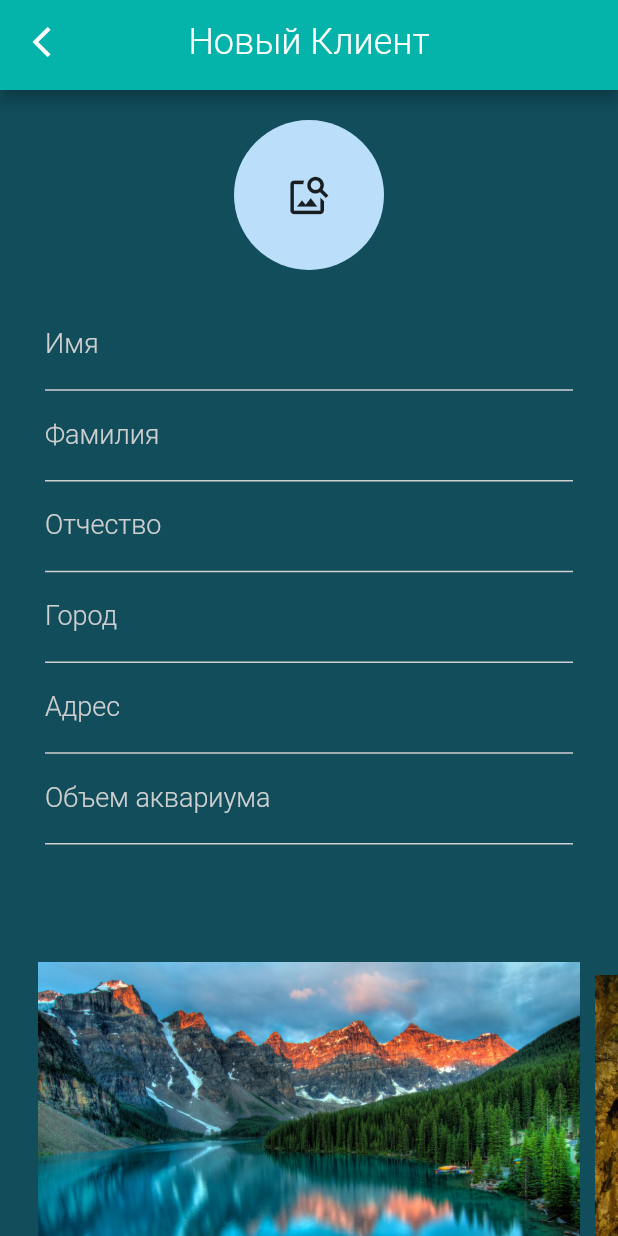
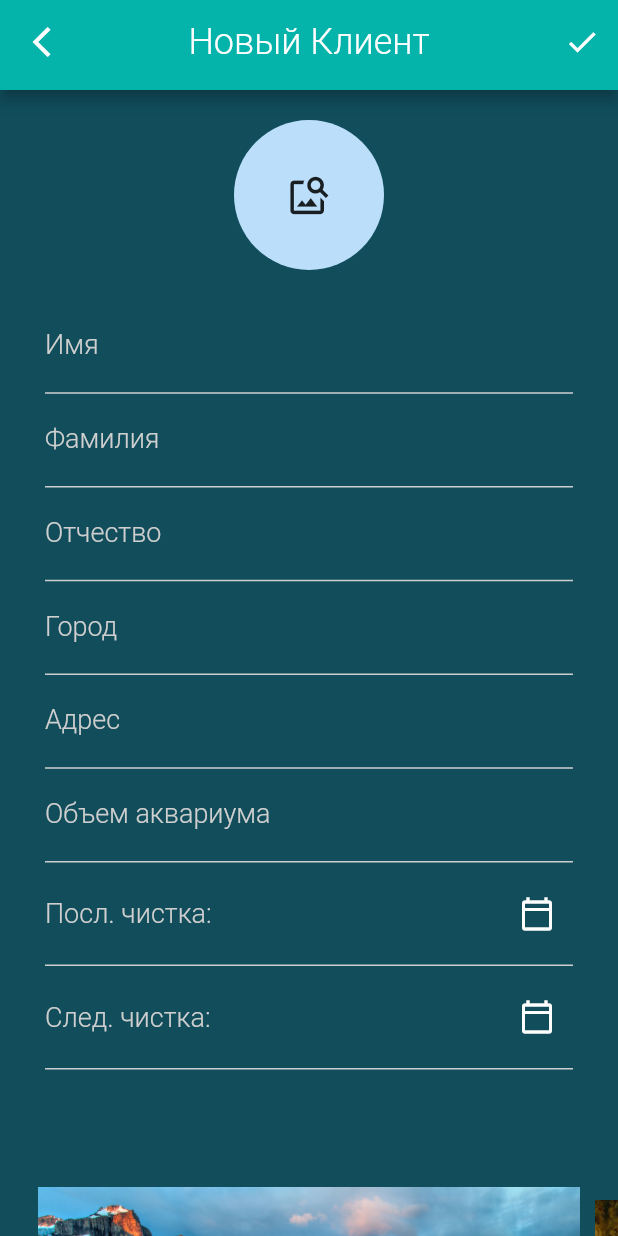
Before and after one commit to bytes7bytes7/aqua_service, a Flutter app: the ClientsScreen screen opened directly, after a tap on the "add" icon, on a phone screen of 412 x 824 dp. Run offline on Flutter 3.47's test engine with Material 2 defaults, Android fonts, the phone set to English and light mode, and no system bars; drawn by our look-alikes of carousel_slider; our stand-ins replace flutter_svg.

Commit message:
added client model & popup menu

```diff
--- /dev/null
+++ b/lib/models/client_model.dart
@@ -0,0 +1,23 @@
+class Client {
+  String name;
+  String surname;
+  String middleName;
+  String city;
+  String address;
+  String volume;
+  String previousDate;
+  String nextDate;
+  List<String> images;
+
+  Client.fromMap(Map<String, dynamic> map) {
+    name = map['name'] ?? '';
+    surname = map['surname'] ?? '';
+    middleName = map['middleName'] ?? '';
+    city = map['city'] ?? '';
+    address = map['address'] ?? '';
+    volume = map['volume'] ?? '';
+    previousDate = map['previousDate'] ?? '';
+    nextDate = map['nextDate'] ?? '';
+    images = map['images'] ?? [];
+  }
+}
--- a/lib/screens/create_client.dart
+++ b/lib/screens/client_info_screen.dart
@@ -1,14 +1,23 @@
 import 'package:flutter/material.dart';
+import 'package:flutter/services.dart';
 import 'package:carousel_slider/carousel_slider.dart';
+import 'global/next_page_route.dart';
+import '../models/client_model.dart';
 
-import 'global/next_page_route.dart';
+class ClientInfoScreen extends StatelessWidget {
+  ClientInfoScreen({
+    @required this.title,
+    this.client,
+  });
 
-class CreateClientScreen extends StatelessWidget {
+  final String title;
+  final Client client;
+
   @override
   Widget build(BuildContext context) {
     return Scaffold(
-      appBar: _AppBar(),
-      body: _Body(),
+      appBar: _AppBar(title: title),
+      body: _Body(client: client),
     );
   }
 }
@@ -19,7 +28,10 @@ class _AppBar extends StatelessWidget implements PreferredSizeWidget {
 
   const _AppBar({
     Key key,
+    @required this.title,
   }) : super(key: key);
+
+  final String title;
 
   @override
   Widget build(BuildContext context) {
@@ -27,7 +39,7 @@ class _AppBar extends StatelessWidget implements PreferredSizeWidget {
       elevation: 4.0,
       backgroundColor: Theme.of(context).primaryColor,
       title: Text(
-        'Новый Клиент',
+        title,
         style: Theme.of(context).textTheme.headline2,
       ),
       centerTitle: true,
@@ -40,11 +52,24 @@ class _AppBar extends StatelessWidget implements PreferredSizeWidget {
           Navigator.pop(context);
         },
       ),
+      actions: [
+        IconButton(
+          icon: Icon(
+            Icons.done,
+            color: Theme.of(context).focusColor,
+          ),
+          onPressed: () {},
+        ),
+      ],
     );
   }
 }
 
 class _Body extends StatefulWidget {
+  _Body({Key key, this.client}) : super(key: key);
+
+  final Client client;
+
   @override
   __BodyState createState() => __BodyState();
 }
@@ -80,7 +105,9 @@ class __BodyState extends State<_Body> {
                 ),
                 SizedBox(height: 20.0),
                 TextField(
-                  controller: TextEditingController(),
+                  controller: TextEditingController(
+                      text: (widget.client != null) ? widget.client.name : ''),
+                  style: Theme.of(context).textTheme.bodyText1,
                   decoration: InputDecoration(
                     labelText: 'Имя',
                     labelStyle: Theme.of(context).textTheme.headline3,
@@ -91,7 +118,10 @@ class __BodyState extends State<_Body> {
                   ),
                 ),
                 TextField(
-                  controller: TextEditingController(),
+                  controller: TextEditingController(
+                      text:
+                          (widget.client != null) ? widget.client.surname : ''),
+                  style: Theme.of(context).textTheme.bodyText1,
                   decoration: InputDecoration(
                     labelText: 'Фамилия',
                     labelStyle: Theme.of(context).textTheme.headline3,
@@ -102,7 +132,11 @@ class __BodyState extends State<_Body> {
                   ),
                 ),
                 TextField(
-                  controller: TextEditingController(),
+                  controller: TextEditingController(
+                      text: (widget.client != null)
+                          ? widget.client.middleName
+                          : ''),
+                  style: Theme.of(context).textTheme.bodyText1,
                   decoration: InputDecoration(
                     labelText: 'Отчество',
                     labelStyle: Theme.of(context).textTheme.headline3,
@@ -113,7 +147,9 @@ class __BodyState extends State<_Body> {
                   ),
                 ),
                 TextField(
-                  controller: TextEditingController(),
+                  controller: TextEditingController(
+                      text: (widget.client != null) ? widget.client.city : ''),
+                  style: Theme.of(context).textTheme.bodyText1,
                   decoration: InputDecoration(
                     labelText: 'Город',
                     labelStyle: Theme.of(context).textTheme.headline3,
@@ -124,7 +160,10 @@ class __BodyState extends State<_Body> {
                   ),
                 ),
                 TextField(
-                  controller: TextEditingController(),
+                  controller: TextEditingController(
+                      text:
+                          (widget.client != null) ? widget.client.address : ''),
+                  style: Theme.of(context).textTheme.bodyText1,
                   decoration: InputDecoration(
                     labelText: 'Адрес',
                     labelStyle: Theme.of(context).textTheme.headline3,
@@ -135,7 +174,10 @@ class __BodyState extends State<_Body> {
                   ),
                 ),
                 TextField(
-                  controller: TextEditingController(),
+                  controller: TextEditingController(
+                      text:
+                          (widget.client != null) ? widget.client.volume : ''),
+                  style: Theme.of(context).textTheme.bodyText1,
                   keyboardType: TextInputType.number,
                   decoration: InputDecoration(
                     labelText: 'Объем аквариума',
@@ -144,6 +186,58 @@ class __BodyState extends State<_Body> {
                       borderSide:
                           BorderSide(color: Theme.of(context).disabledColor),
                     ),
+                  ),
+                ),
+                Container(
+                  padding: const EdgeInsets.symmetric(vertical: 10.0),
+                  width: double.infinity,
+                  decoration: BoxDecoration(
+                    border: Border(
+                      bottom:
+                          BorderSide(color: Theme.of(context).disabledColor),
+                    ),
+                  ),
+                  child: Row(
+                    children: [
+                      Text(
+                        'Посл. чистка: ${(widget.client != null) ? widget.client.name : ''}',
+                        style: Theme.of(context).textTheme.headline3,
+                      ),
+                      Spacer(),
+                      IconButton(
+                        icon: Icon(
+                          Icons.calendar_today_outlined,
+                          color: Theme.of(context).focusColor,
+                        ),
+                        onPressed: () {},
+                      ),
+                    ],
+                  ),
+                ),
+                Container(
+                  padding: const EdgeInsets.symmetric(vertical: 10.0),
+                  width: double.infinity,
+                  decoration: BoxDecoration(
+                    border: Border(
+                      bottom:
+                          BorderSide(color: Theme.of(context).disabledColor),
+                    ),
+                  ),
+                  child: Row(
+                    children: [
+                      Text(
+                        'След. чистка: ${(widget.client != null) ? widget.client.name : ''}',
+                        style: Theme.of(context).textTheme.headline3,
+                      ),
+                      Spacer(),
+                      IconButton(
+                        icon: Icon(
+                          Icons.calendar_today_outlined,
+                          color: Theme.of(context).focusColor,
+                        ),
+                        onPressed: () {},
+                      ),
+                    ],
                   ),
                 ),
                 SizedBox(height: 50.0),
--- a/lib/screens/clients_screen.dart
+++ b/lib/screens/clients_screen.dart
@@ -1,8 +1,10 @@
-import 'package:aqua_service/screens/create_client.dart';
 import 'package:flutter/material.dart';
+import '../screens/client_info_screen.dart';
+import '../widgets/client_card.dart';
 import '../widgets/search_bar.dart';
 import '../widgets/sort_bar.dart';
 import 'global/next_page_route.dart';
+import 'package:aqua_service/test_data.dart';
 
 class ClientsScreen extends StatefulWidget {
   @override
@@ -53,7 +55,7 @@ class _AppBar extends StatelessWidget implements PreferredSizeWidget {
           onPressed: () {
             Navigator.push(
               context,
-              NextPageRoute(nextPage: CreateClientScreen()),
+              NextPageRoute(nextPage: ClientInfoScreen(title: 'Новый Клиент')),
             );
           },
         ),
@@ -78,7 +80,7 @@ class __BodyState extends State<_Body> {
       child: Padding(
         padding: const EdgeInsets.fromLTRB(20.0, 20.0, 20.0, 0),
         child: ListView.builder(
-          itemCount: 11,
+          itemCount: clients.length+2,
           itemBuilder: (context, i) {
             switch (i) {
               case 0:
@@ -87,62 +89,18 @@ class __BodyState extends State<_Body> {
               case 1:
                 return SortBar();
                 break;
-              case 10:
-                return Padding(
-                  padding: const EdgeInsets.only(top: 10.0,bottom: 20.0),
-                  child: Center(
-                    child: Text(
-                      'Контакты: 37',
-                      style: Theme.of(context).textTheme.subtitle1,
-                    ),
-                  ),
-                );
+              // case (clients.length-2):
+              //   return Padding(
+              //     padding: const EdgeInsets.only(top: 10.0,bottom: 20.0),
+              //     child: Center(
+              //       child: Text(
+              //         'Контакты: 37',
+              //         style: Theme.of(context).textTheme.subtitle1,
+              //       ),
+              //     ),
+              //   );
               default:
-                return Container(
-                  margin: const EdgeInsets.symmetric(vertical: 10.0),
-                  padding: const EdgeInsets.symmetric(horizontal: 8.0),
-                  child: Material(
-                    color: Colors.transparent,
-                    child: InkWell(
-                      borderRadius: BorderRadius.circular(8),
-                      onTap: () {},
-                      child: Container(
-                        decoration: BoxDecoration(
-                          borderRadius: BorderRadius.circular(8),
-                          gradient: LinearGradient(
-                            colors: [
-                              Theme.of(context).cardColor,
-                              Theme.of(context).cardColor.withOpacity(0)
-                            ],
-                            begin: Alignment.topCenter,
-                            end: Alignment.bottomCenter,
-                          ),
-                        ),
-                        child: ListTile(
-                          leading: CircleAvatar(
-                            backgroundColor: Theme.of(context).focusColor,
-                            child: Icon(
-                              Icons.person_outline_outlined,
-                              color: Theme.of(context).cardColor,
-                            ),
-                          ),
-                          title: Text(
-                            'Лионель Месси',
-                            style: Theme.of(context).textTheme.bodyText1,
-                          ),
-                          subtitle: Text(
-                            'Краснодар',
-                            style: Theme.of(context)
-                                .textTheme
-                                .subtitle1
-                                .copyWith(fontSize: 14.0),
-                          ),
-                          trailing: Icon(Icons.more_vert),
-                        ),
-                      ),
-                    ),
-                  ),
-                );
+                return ClientCard(client: clients[i-2],);
             }
           },
         ),
--- /dev/null
+++ b/lib/test_data.dart
@@ -0,0 +1,60 @@
+import 'models/client_model.dart';
+
+List<Client> clients =[
+  Client.fromMap({
+    'name':'',
+    'surname':'Колумб',
+    'middleName':'',
+    'city':'Генуя',
+    'address':'ул. Красная, д.137, кв. 381',
+    'volume':'',
+    'previousDate':'12.02.1466',
+    'nextDate':'',
+    //'images':'',
+  }),
+  Client.fromMap({
+    'name':'Исаак',
+    'surname':'Ньютон',
+    'middleName':'',
+    'city':'Вулсторп',
+    'address':'',
+    'volume':'20',
+    'previousDate':'24.09.1689',
+    'nextDate':'',
+    //'images':'',
+  }),
+  Client.fromMap({
+    'name':'Луи',
+    'surname':'Пастер',
+    'middleName':'',
+    'city':'Доль',
+    'address':'',
+    'volume':'',
+    'previousDate':'',
+    'nextDate':'',
+    //'images':'',
+  }),
+  Client.fromMap({
+    'name':'Джеймс',
+    'surname':'Максвелл',
+    'middleName':'Клерк',
+    'city':'Эдинбург',
+    'address':'',
+    'volume':'10',
+    'previousDate':'07.03.1844',
+    'nextDate':'',
+    //'images':'',
+  }),
+  Client.fromMap({
+    'name':'Джон',
+    'surname':'Дальтон',
+    'middleName':'',
+    'city':'Иглсфилд',
+    'address':'',
+    'volume':'13',
+    'previousDate':'',
+    'nextDate':'',
+    //'images':'',
+  }),
+
+];
--- /dev/null
+++ b/lib/widgets/client_card.dart
@@ -0,0 +1,98 @@
+import 'package:flutter/material.dart';
+import 'package:aqua_service/models/client_model.dart';
+import '../screens/client_info_screen.dart';
+import 'package:aqua_service/screens/global/next_page_route.dart';
+
+class ClientCard extends StatelessWidget {
+  ClientCard({Key key, @required this.client}) : super(key: key);
+
+  final Client client;
+
+  void _showPopupMenu(BuildContext context, Offset offset) async {
+    await showMenu(
+      context: context,
+      position: RelativeRect.fromLTRB(offset.dx, offset.dy, 40, 0),
+      items: [
+        PopupMenuItem(
+          value: 1,
+          child: Text("View"),
+        ),
+        PopupMenuItem(
+          value: 2,
+          child: Text("Edit"),
+        ),
+        PopupMenuItem(
+          value: 3,
+          child: Text("Delete"),
+        ),
+      ],
+      elevation: 8.0,
+    ).then((value) {
+      if (value != null) print(value);
+    });
+  }
+
+  @override
+  Widget build(BuildContext context) {
+    return Container(
+      margin: const EdgeInsets.symmetric(vertical: 10.0),
+      padding: const EdgeInsets.symmetric(horizontal: 8.0),
+      child: Material(
+        color: Colors.transparent,
+        child: InkWell(
+          borderRadius: BorderRadius.circular(8),
+          onTap: () {
+            Navigator.push(
+              context,
+              NextPageRoute(
+                  nextPage: ClientInfoScreen(
+                title: 'Клиент',
+                client: client,
+              )),
+            );
+          },
+          child: Container(
+            decoration: BoxDecoration(
+              borderRadius: BorderRadius.circular(8),
+              gradient: LinearGradient(
+                colors: [
+                  Theme.of(context).cardColor,
+                  Theme.of(context).cardColor.withOpacity(0)
+                ],
+                begin: Alignment.topCenter,
+                end: Alignment.bottomCenter,
+              ),
+            ),
+            child: ListTile(
+              leading: CircleAvatar(
+                backgroundColor: Theme.of(context).focusColor,
+                child: Icon(
+                  Icons.person_outline_outlined,
+                  color: Theme.of(context).cardColor,
+                ),
+              ),
+              title: Text(
+                '${(client.name != '') ? (client.name + ' ') : ''}' +
+                    '${client.surname ?? ''}'.replaceAll(RegExp(r"\s+"), ""),
+                style: Theme.of(context).textTheme.bodyText1,
+              ),
+              subtitle: Text(
+                client.city ?? '',
+                style: Theme.of(context)
+                    .textTheme
+                    .subtitle1
+                    .copyWith(fontSize: 14.0),
+              ),
+              trailing: GestureDetector(
+                onTapDown: (TapDownDetails details) {
+                  _showPopupMenu(context,details.globalPosition);
+                },
+                child: Icon(Icons.more_vert),
+              ),
+            ),
+          ),
+        ),
+      ),
+    );
+  }
+}
--- a/pubspec.yaml
+++ b/pubspec.yaml
@@ -30,6 +30,7 @@ dependencies:
   cupertino_icons: ^1.0.2
   flutter_svg: ^0.19.3
   carousel_slider: ^3.0.0
+  table_calendar: ^3.0.0
 
 dev_dependencies:
   flutter_test:
```
Also changed, not shown: pubspec.lock, 1 other file.
